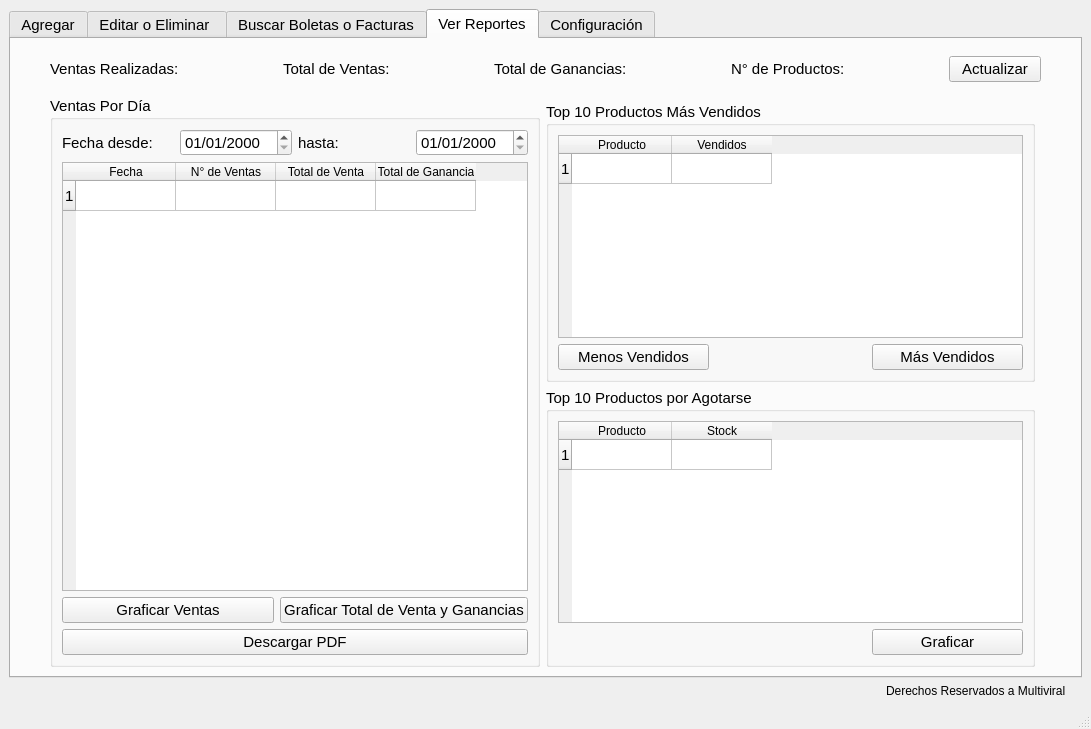
Old version of the form admin/admin.ui in the repository nashvent/libreria.
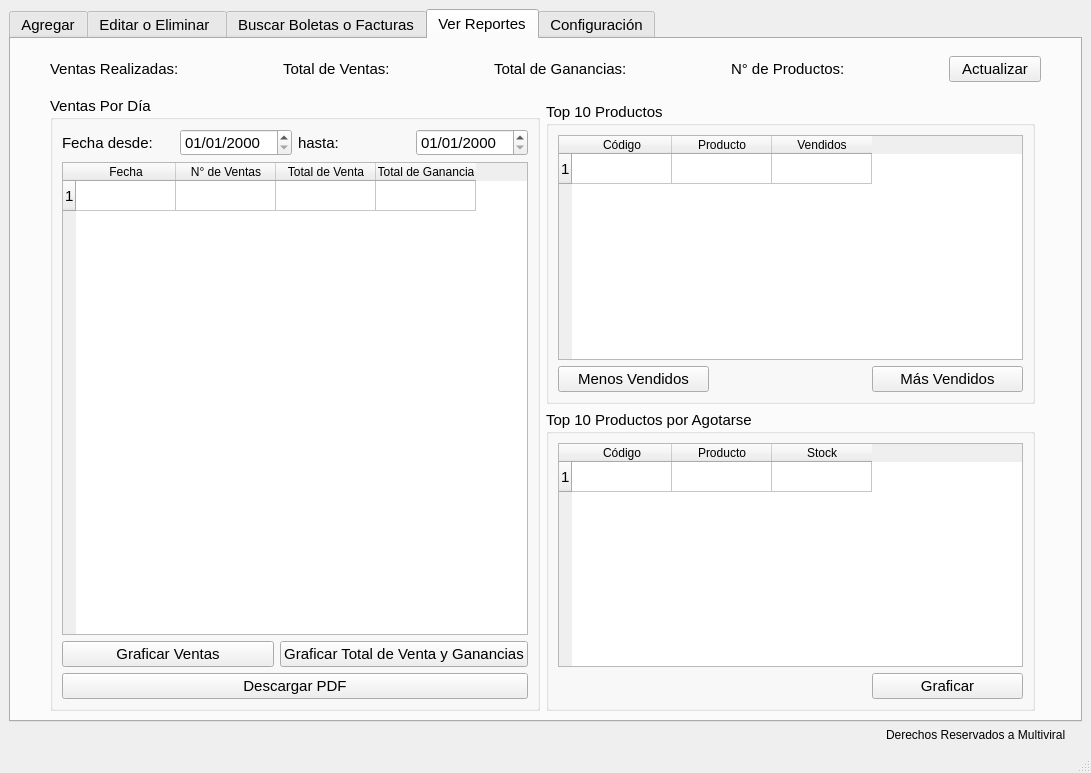
New version of the form. Icons and pictures are not drawn.

Commit message: Graficas completadas

What changed in the file:
```diff
--- a/admin/admin.ui
+++ b/admin/admin.ui
@@ -7,7 +7,7 @@
     <x>0</x>
     <y>0</y>
     <width>1091</width>
-    <height>729</height>
+    <height>773</height>
    </rect>
   </property>
   <property name="mouseTracking">
@@ -655,7 +655,7 @@
         <item row="2" column="2">
          <widget class="QGroupBox" name="groupBox_5">
           <property name="title">
-           <string>Top 10 Productos Más Vendidos</string>
+           <string>Top 10 Productos</string>
           </property>
           <layout class="QGridLayout" name="gridLayout_7">
            <item row="1" column="0">
@@ -667,6 +667,11 @@
               <number>1</number>
              </property>
              <row/>
+             <column>
+              <property name="text">
+               <string>Código</string>
+              </property>
+             </column>
              <column>
               <property name="text">
                <string>Producto</string>
@@ -826,6 +831,11 @@
               <number>1</number>
              </property>
              <row/>
+             <column>
+              <property name="text">
+               <string>Código</string>
+              </property>
+             </column>
              <column>
               <property name="text">
                <string>Producto</string>
```
The commit also changes 1 other file.
